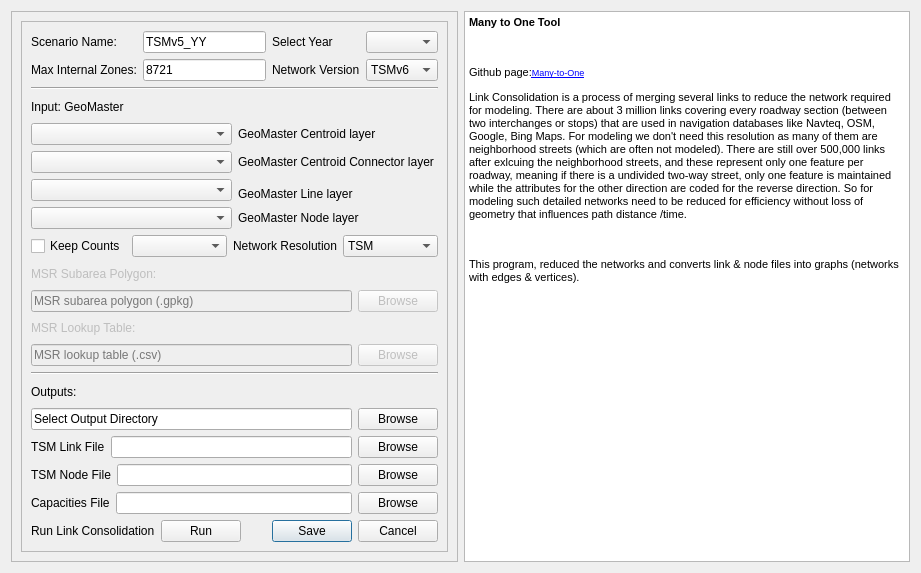
Qt form ui/tsm_link_consolidator.ui (TSMv6/tsm_panel) before a commit.
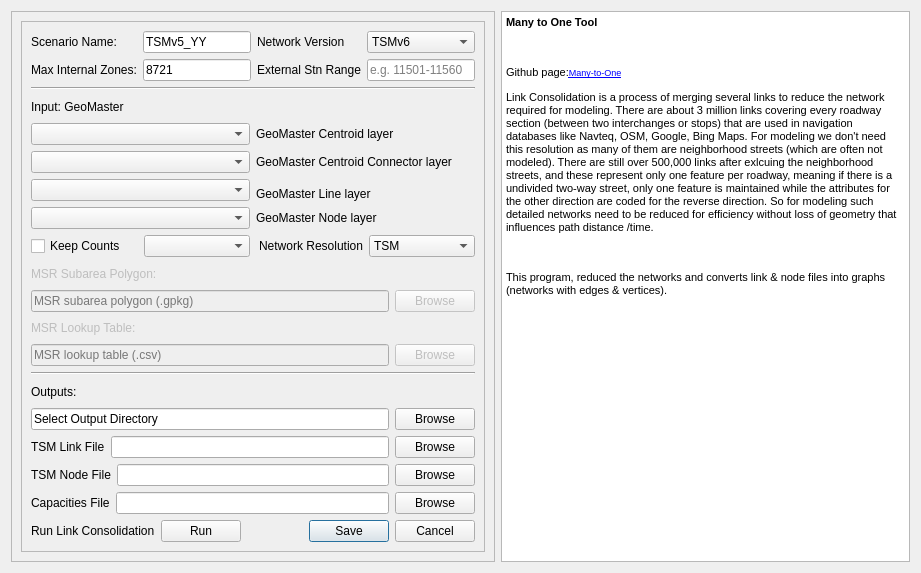
The same form after that commit.

Commit message: Link Consolidator passes the zone numbering to netPrep

Diff of the .ui file:
```diff
--- a/ui/tsm_link_consolidator.ui
+++ b/ui/tsm_link_consolidator.ui
@@ -51,38 +51,6 @@
              </property>
             </widget>
            </item>
-           <item row="0" column="2">
-            <widget class="QLabel" name="label_Input_Year">
-             <property name="text">
-              <string>Select Year</string>
-             </property>
-            </widget>
-           </item>
-           <item row="0" column="3">
-            <widget class="QComboBox" name="comboBox_Year">
-             <property name="enabled">
-              <bool>true</bool>
-             </property>
-             <property name="autoFillBackground">
-              <bool>false</bool>
-             </property>
-             <property name="editable">
-              <bool>false</bool>
-             </property>
-             <property name="currentText">
-              <string/>
-             </property>
-             <property name="currentIndex">
-              <number>-1</number>
-             </property>
-             <property name="maxVisibleItems">
-              <number>10</number>
-             </property>
-             <property name="placeholderText">
-              <string>Year</string>
-             </property>
-            </widget>
-           </item>
            <item row="1" column="0">
             <widget class="QLabel" name="label_Input_MaxIntZ">
              <property name="text">
@@ -97,14 +65,14 @@
              </property>
             </widget>
            </item>
-           <item row="1" column="2">
+           <item row="0" column="2">
             <widget class="QLabel" name="label_NetVersion">
              <property name="text">
               <string>Network Version</string>
              </property>
             </widget>
            </item>
-           <item row="1" column="3">
+           <item row="0" column="3">
             <widget class="QComboBox" name="networkVersion">
              <property name="toolTip">
               <string>&lt;html&gt;&lt;head/&gt;&lt;body&gt;&lt;p&gt;TSMv6: separate GeoMaster line, node, centroid &amp; connector layers. TSMv5: link + node only (centroids in node file, connectors in link file).&lt;/p&gt;&lt;/body&gt;&lt;/html&gt;</string>
@@ -127,6 +95,25 @@
              </item>
             </widget>
            </item>
+           <item row="1" column="2">
+            <widget class="QLabel" name="label_ExtRange">
+             <property name="text">
+              <string>External Stn Range</string>
+             </property>
+            </widget>
+           </item>
+           <item row="1" column="3">
+            <widget class="QLineEdit" name="lineEdit_ExtRange">
+             <property name="placeholderText">
+              <string>e.g. 11501-11560</string>
+             </property>
+             <property name="toolTip">
+              <string>Node-id range of the external stations, first-last inclusive.
+These sit in their own block above the internal zones and differ per zone system — in the current GeoMaster, TSM numbers them 11501-11560 and RPM numbers the same stations 30001-30060.
+netPrep marks every internal zone and external station DTA_Type = 99 in Node.csv; without this range the external ones would be missed.</string>
+             </property>
+            </widget>
+           </item>
           </layout>
          </item>
          <item>
```
Left out of the diff: 20 changed lines with no effect on the pictures. The commit also changes 4 other files.
